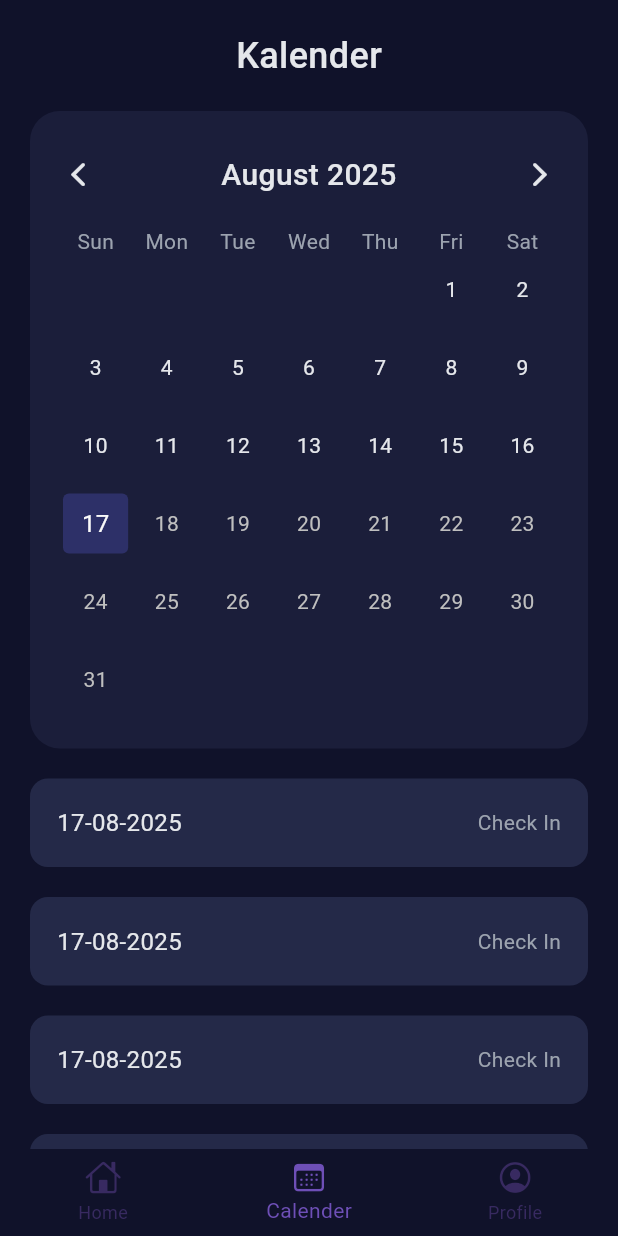
After one commit to SIDIQMUHAMMADTOHA24/ABSENSI-PEGAWAI, a Flutter app: the BottomNavBarWidget screen opened directly, item 2 of the bottom bar chosen, on a phone screen of 412 x 824 dp. The commit adds this screen. Run offline on Flutter 3.47's test engine with Material 3 defaults, Android fonts, the phone set to English and light mode, and no system bars; drawn by our look-alikes of table_calendar; our stand-ins replace bloc, flutter_bloc, geolocator, shared_preferences; missing offline and left inert: siqma_field; accounts and stored records are empty.

Commit message:
feat: new ui design

```diff
--- a/lib/bloc/attendance/attendance_event.dart
+++ b/lib/bloc/attendance/attendance_event.dart
@@ -5,7 +5,6 @@ sealed class AttendanceEvent {}
 class AppStarted extends AttendanceEvent {} // load prefs + izin + stream
 
 class PositionUpdated extends AttendanceEvent {
-  // dari stream
   final Position pos;
   PositionUpdated(this.pos);
 }
--- a/lib/main.dart
+++ b/lib/main.dart
@@ -1,6 +1,8 @@
 import 'package:absensi_pegawai/bloc/attendance/attendance_bloc.dart';
 import 'package:absensi_pegawai/repository/attendance_repository.dart';
 import 'package:absensi_pegawai/views/dashboard_view.dart';
+import 'package:absensi_pegawai/views/login_view.dart';
+import 'package:absensi_pegawai/views/widgets/bottom_nav_bar_widget.dart';
 import 'package:flutter/material.dart';
 import 'package:flutter_bloc/flutter_bloc.dart';
 
@@ -27,7 +29,7 @@ class MyApp extends StatelessWidget {
         theme: ThemeData(
           colorScheme: ColorScheme.fromSeed(seedColor: Colors.deepPurple),
         ),
-        home: DashboardView(),
+        home: LoginView(),
       ),
     );
   }
--- /dev/null
+++ b/lib/views/attendance_view.dart
@@ -0,0 +1,127 @@
+import 'package:flutter/cupertino.dart';
+import 'package:table_calendar/table_calendar.dart';
+
+class AttendanceView extends StatefulWidget {
+  const AttendanceView({super.key});
+
+  @override
+  State<AttendanceView> createState() => _AttendanceViewState();
+}
+
+class _AttendanceViewState extends State<AttendanceView> {
+  @override
+  Widget build(BuildContext context) {
+    return Padding(
+      padding: EdgeInsets.only(top: MediaQuery.paddingOf(context).top),
+      child: CustomScrollView(
+        slivers: [
+          SliverToBoxAdapter(
+            child: Center(
+              child: Padding(
+                padding: const EdgeInsets.only(top: 20),
+                child: Text(
+                  "Kalender",
+                  style: TextStyle(
+                    color: Color(0xffE5E7EB),
+                    fontSize: 24,
+                    fontWeight: FontWeight.w500,
+                  ),
+                ),
+              ),
+            ),
+          ),
+          SliverToBoxAdapter(
+            child: Container(
+              padding: EdgeInsets.all(20),
+              margin: EdgeInsets.all(20),
+              decoration: BoxDecoration(
+                color: Color(0xff1b1e3a),
+                borderRadius: BorderRadius.circular(20),
+              ),
+              child: TableCalendar(
+                firstDay: DateTime.utc(2020, 1, 1),
+                lastDay: DateTime.now(),
+                focusedDay: DateTime.now(),
+                calendarFormat: CalendarFormat.month,
+                headerStyle: HeaderStyle(
+                  titleCentered: true,
+                  formatButtonVisible: false,
+                  rightChevronMargin: EdgeInsets.all(0),
+                  leftChevronMargin: EdgeInsets.all(0),
+                  rightChevronPadding: EdgeInsets.all(0),
+                  leftChevronPadding: EdgeInsets.all(0),
+                  headerMargin: EdgeInsets.only(bottom: 12),
+                  titleTextStyle: const TextStyle(
+                    color: Color(0xffE5E7EB),
+                    fontSize: 20,
+                    fontWeight: FontWeight.w500,
+                  ),
+                  leftChevronIcon: const Icon(
+                    CupertinoIcons.back,
+                    color: Color(0xffE5E7EB),
+                  ),
+                  rightChevronIcon: const Icon(
+                    CupertinoIcons.forward,
+                    color: Color(0xffE5E7EB),
+                  ),
+                ),
+                daysOfWeekStyle: const DaysOfWeekStyle(
+                  weekdayStyle: TextStyle(color: Color(0xff9CA3AF)),
+                  weekendStyle: TextStyle(color: Color(0xff9CA3AF)),
+                ),
+                calendarStyle: CalendarStyle(
+                  outsideDaysVisible: false,
+                  cellMargin: EdgeInsets.symmetric(vertical: 6, horizontal: 2),
+                  defaultTextStyle: const TextStyle(color: Color(0xffE5E7EB)),
+                  weekendTextStyle: const TextStyle(color: Color(0xffE5E7EB)),
+                  todayDecoration: BoxDecoration(
+                    color: Color(0xff6366F1).withOpacity(.25),
+                    borderRadius: BorderRadius.circular(4),
+                  ),
+                  selectedDecoration: BoxDecoration(
+                    color: Color(0xff6366F1),
+                    borderRadius: BorderRadius.circular(4),
+                  ),
+                  markerDecoration: BoxDecoration(
+                    color: Color(0xFF10B981),
+                    borderRadius: BorderRadius.circular(4),
+                  ),
+                ),
+              ),
+            ),
+          ),
+          SliverList.builder(
+            itemBuilder: (context, index) {
+              return historyWidget();
+            },
+            itemCount: 10,
+          ),
+        ],
+      ),
+    );
+  }
+
+  Widget historyWidget() {
+    return Container(
+      padding: EdgeInsets.all(18),
+      margin: EdgeInsets.fromLTRB(20, 0, 20, 20),
+      decoration: BoxDecoration(
+        borderRadius: BorderRadius.circular(12),
+        color: Color.fromARGB(142, 52, 60, 96),
+      ),
+      child: Row(
+        mainAxisAlignment: MainAxisAlignment.spaceBetween,
+        children: [
+          Text(
+            '17-08-2025',
+            style: const TextStyle(color: Color(0xffE5E7EB), fontSize: 16),
+          ),
+          Text(
+            "Check In",
+            style: const TextStyle(color: Color(0xff9CA3AF), fontSize: 14),
+          ),
+        ],
+      ),
+    );
+  }
+}
--- /dev/null
+++ b/lib/views/widgets/bottom_nav_bar_widget.dart
@@ -0,0 +1,53 @@
+import 'package:absensi_pegawai/views/attendance_view.dart';
+import 'package:absensi_pegawai/views/dashboard_view.dart';
+import 'package:absensi_pegawai/views/profile_view.dart';
+import 'package:flutter/cupertino.dart';
+import 'package:flutter/material.dart';
+
+class BottomNavBarWidget extends StatefulWidget {
+  const BottomNavBarWidget({super.key});
+
+  @override
+  State<BottomNavBarWidget> createState() => _BottomNavBarWidgetState();
+}
+
+class _BottomNavBarWidgetState extends State<BottomNavBarWidget> {
+  int _index = 0;
+
+  @override
+  Widget build(BuildContext context) {
+    return Scaffold(
+      backgroundColor: Color(0xff10122a),
+      body: IndexedStack(
+        index: _index,
+        children: [DashboardView(), AttendanceView(), ProfileView()],
+      ),
+      bottomNavigationBar: Theme(
+        data: Theme.of(context).copyWith(splashColor: Colors.transparent),
+        child: BottomNavigationBar(
+          onTap: (i) => setState(() => _index = i),
+          backgroundColor: Colors.transparent,
+          currentIndex: _index,
+          unselectedItemColor: Color.fromARGB(181, 72, 52, 119),
+          selectedItemColor: Color.fromARGB(255, 110, 79, 183),
+          elevation: 0,
+          type: BottomNavigationBarType.fixed,
+          items: [
+            BottomNavigationBarItem(
+              icon: Icon(CupertinoIcons.home),
+              label: 'Home',
+            ),
+            BottomNavigationBarItem(
+              icon: Icon(CupertinoIcons.calendar),
+              label: 'Calender',
+            ),
+            BottomNavigationBarItem(
+              icon: Icon(CupertinoIcons.profile_circled),
+              label: 'Profile',
+            ),
+          ],
+        ),
+      ),
+    );
+  }
+}
--- a/pubspec.yaml
+++ b/pubspec.yaml
@@ -39,6 +39,9 @@ dependencies:
   equatable: ^2.0.7
   geolocator: ^14.0.2
   shared_preferences: ^2.5.3
+  intl: ^0.20.2
+  table_calendar: ^3.2.0
+  siqma_field: ^1.0.1
 
 dev_dependencies:
   flutter_test:
```
Also changed, not shown: lib/views/dashboard_view.dart (+2 -25 lines), lib/views/login_view.dart (added, +75 -0 lines), lib/views/profile_view.dart (added, +81 -0 lines), pubspec.lock.
